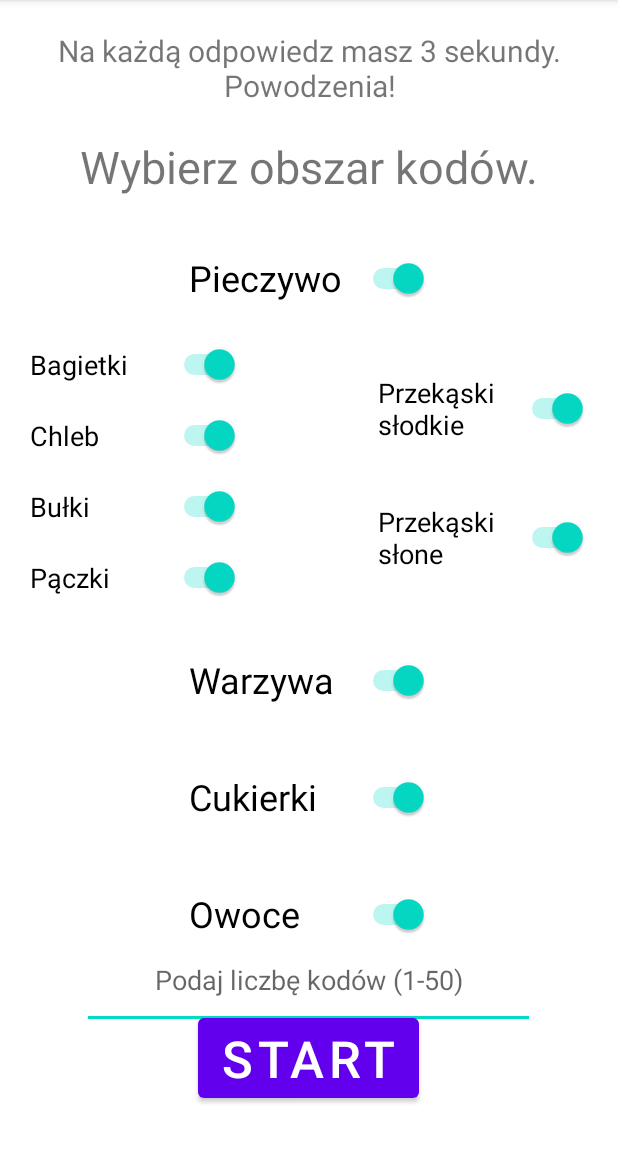
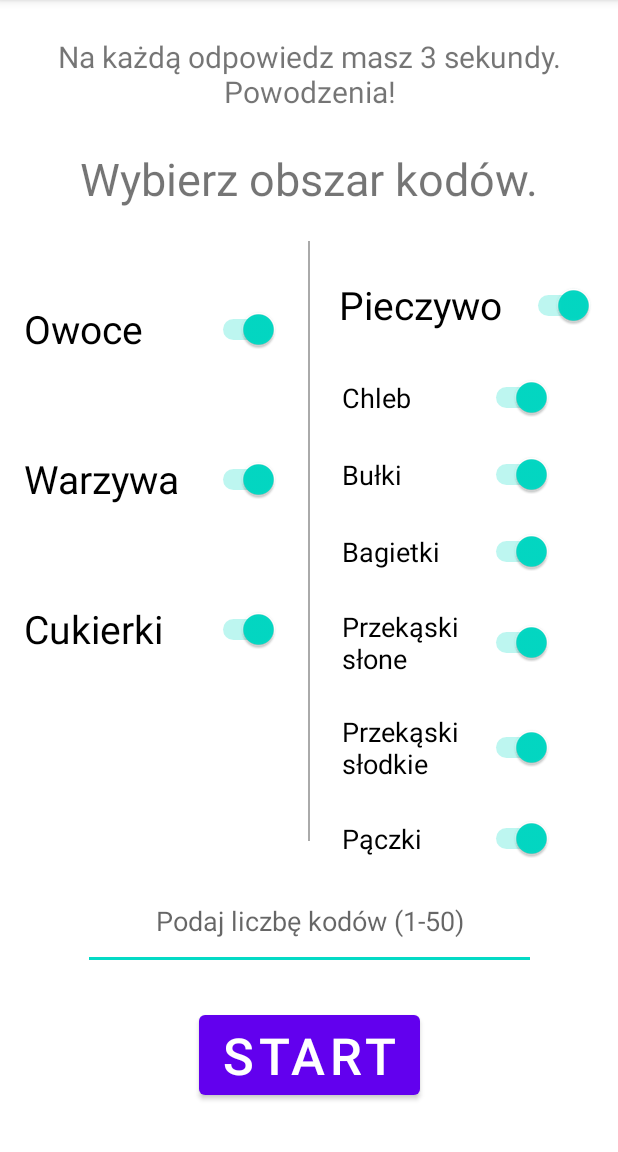
Before and after one commit to LukaszKruszynski/plubreakers, an Android app: the TestConfigActivity screen opened directly, with no data from a screen before it, on a phone screen of 412 x 824 dp, the part 84-1236 px from its top. Run offline under Robolectric (Android 15) with nearby library versions, the phone set to English and light mode, and no system bars.

Commit message:
set timmer to 3 seconds, some changes

```diff
--- a/app/src/main/res/layout/activity_test_config.xml
+++ b/app/src/main/res/layout/activity_test_config.xml
@@ -10,26 +10,26 @@
         android:id="@+id/count_codes_test_et"
         android:layout_width="302dp"
         android:layout_height="65dp"
+        android:layout_marginBottom="24dp"
         android:ems="10"
         android:gravity="center"
         android:hint="Podaj liczbę kodów (1-50)"
         android:inputType="number"
         app:layout_constraintBottom_toTopOf="@+id/start_test_bt"
         app:layout_constraintEnd_toEndOf="parent"
-        app:layout_constraintHorizontal_bias="0.495"
-        app:layout_constraintStart_toStartOf="parent"
-        app:layout_constraintTop_toBottomOf="@+id/fruits_sw" />
+        app:layout_constraintStart_toStartOf="parent" />
 
     <TextView
         android:id="@+id/good_luck_tv"
         android:layout_width="wrap_content"
         android:layout_height="wrap_content"
-        android:layout_marginTop="20dp"
+        android:layout_marginStart="16dp"
+        android:layout_marginTop="24dp"
+        android:layout_marginEnd="16dp"
         android:gravity="center"
         android:text="@string/good_luck_info_test_config"
         android:textSize="20sp"
         app:layout_constraintEnd_toEndOf="parent"
-        app:layout_constraintHorizontal_bias="0.0"
         app:layout_constraintStart_toStartOf="parent"
         app:layout_constraintTop_toTopOf="parent" />
 
@@ -37,12 +37,13 @@
         android:id="@+id/choose_area_test_config_tv"
         android:layout_width="match_parent"
         android:layout_height="wrap_content"
-        android:layout_margin="20dp"
+        android:layout_marginStart="16dp"
+        android:layout_marginTop="24dp"
+        android:layout_marginEnd="16dp"
         android:gravity="center"
         android:text="@string/choose_area_info_test_config"
         android:textSize="30sp"
         app:layout_constraintEnd_toEndOf="parent"
-        app:layout_constraintHorizontal_bias="0.471"
         app:layout_constraintStart_toStartOf="parent"
         app:layout_constraintTop_toBottomOf="@+id/good_luck_tv" />
 
@@ -50,143 +51,154 @@
         android:id="@+id/start_test_bt"
         android:layout_width="wrap_content"
         android:layout_height="wrap_content"
-        android:layout_marginBottom="30dp"
+        android:layout_marginBottom="32dp"
         android:text="START"
         android:textSize="34sp"
         app:layout_constraintBottom_toBottomOf="parent"
         app:layout_constraintEnd_toEndOf="parent"
-        app:layout_constraintHorizontal_bias="0.498"
         app:layout_constraintStart_toStartOf="parent" />
 
     <Switch
         android:id="@+id/baked_sw"
-        android:layout_width="160dp"
+        android:layout_width="170dp"
         android:layout_height="wrap_content"
-        android:layout_margin="30dp"
-        android:layout_marginTop="20dp"
+        android:layout_marginTop="40dp"
+        android:layout_marginEnd="16dp"
         android:gravity="center|start"
         android:minHeight="48dp"
         android:switchTextAppearance="@style/TextAppearance.AppCompat.Large"
         android:text="@string/baked"
-        android:textSize="24sp"
+        android:textSize="26sp"
+        app:layout_constraintEnd_toEndOf="parent"
+        app:layout_constraintTop_toBottomOf="@+id/choose_area_test_config_tv"
+        tools:gravity="bottom" />
+
+    <View
+        android:id="@+id/view"
+        android:layout_width="1dp"
+        android:layout_height="400dp"
+        android:background="@android:color/darker_gray"
+        app:layout_constraintBottom_toTopOf="@+id/count_codes_test_et"
         app:layout_constraintEnd_toEndOf="parent"
         app:layout_constraintStart_toStartOf="parent"
         app:layout_constraintTop_toBottomOf="@+id/choose_area_test_config_tv" />
 
     <Switch
         android:id="@+id/fruits_sw"
-        android:layout_width="160dp"
-        android:layout_height="wrap_content"
-        android:layout_margin="30dp"
-        android:layout_marginTop="30dp"
+        android:layout_width="170dp"
+        android:layout_height="80dp"
+        android:layout_marginStart="16dp"
+        android:layout_marginTop="40dp"
         android:gravity="center|start"
         android:minHeight="48dp"
         android:switchTextAppearance="@style/TextAppearance.AppCompat.Large"
         android:text="@string/fruits"
-        android:textSize="24sp"
-        app:layout_constraintEnd_toEndOf="parent"
+        android:textSize="26sp"
         app:layout_constraintStart_toStartOf="parent"
-        app:layout_constraintTop_toBottomOf="@+id/candies_sw" />
+        app:layout_constraintTop_toBottomOf="@+id/choose_area_test_config_tv"
+        tools:gravity="center" />
 
     <Switch
         android:id="@+id/vegetables_sw"
-        android:layout_width="160dp"
-        android:layout_height="wrap_content"
-        android:layout_marginTop="220dp"
+        android:layout_width="170dp"
+        android:layout_height="80dp"
+        android:layout_marginStart="16dp"
+        android:layout_marginTop="20dp"
         android:gravity="center|start"
         android:minHeight="48dp"
         android:switchTextAppearance="@style/TextAppearance.AppCompat.Large"
         android:text="@string/vegetables"
-        android:textSize="24sp"
-        app:layout_constraintEnd_toEndOf="parent"
+        android:textSize="26sp"
         app:layout_constraintStart_toStartOf="parent"
-        app:layout_constraintTop_toBottomOf="@+id/baked_sw" />
+        app:layout_constraintTop_toBottomOf="@+id/fruits_sw"
+        tools:gravity="center" />
 
     <Switch
         android:id="@+id/candies_sw"
-        android:layout_width="160dp"
-        android:layout_height="wrap_content"
-        android:layout_marginTop="30dp"
+        android:layout_width="170dp"
+        android:layout_height="80dp"
+        android:layout_marginStart="16dp"
+        android:layout_marginTop="20dp"
         android:gravity="center|start"
         android:minHeight="48dp"
         android:switchTextAppearance="@style/TextAppearance.AppCompat.Large"
         android:text="@string/candies"
-        android:textSize="24sp"
-        app:layout_constraintEnd_toEndOf="parent"
+        android:textSize="26sp"
         app:layout_constraintStart_toStartOf="parent"
-        app:layout_constraintTop_toBottomOf="@+id/vegetables_sw" />
+        app:layout_constraintTop_toBottomOf="@+id/vegetables_sw"
+        tools:gravity="center" />
 
     <Switch
         android:id="@+id/rolls_sw"
         android:layout_width="140dp"
         android:layout_height="wrap_content"
-        android:layout_marginStart="20dp"
-        android:layout_marginTop="20dp"
+        android:layout_marginTop="24dp"
+        android:layout_marginEnd="44dp"
         android:gravity="center|start"
         android:text="@string/rolls"
         android:textSize="18sp"
-        app:layout_constraintStart_toStartOf="parent"
+        app:layout_constraintEnd_toEndOf="parent"
         app:layout_constraintTop_toBottomOf="@+id/breads_sw" />
 
     <Switch
         android:id="@+id/donats_sw"
         android:layout_width="140dp"
         android:layout_height="wrap_content"
-        android:layout_marginStart="20dp"
-        android:layout_marginTop="20dp"
+        android:layout_marginTop="24dp"
+        android:layout_marginEnd="44dp"
         android:gravity="center|start"
         android:text="@string/donats"
         android:textSize="18sp"
-        app:layout_constraintStart_toStartOf="parent"
-        app:layout_constraintTop_toBottomOf="@+id/rolls_sw" />
+        app:layout_constraintEnd_toEndOf="parent"
+        app:layout_constraintTop_toBottomOf="@+id/snacks_sweet_sw" />
 
     <Switch
         android:id="@+id/breads_sw"
         android:layout_width="140dp"
         android:layout_height="wrap_content"
-        android:layout_marginStart="20dp"
-        android:layout_marginTop="20dp"
+        android:layout_marginTop="24dp"
+        android:layout_marginEnd="44dp"
         android:gravity="center|start"
         android:text="@string/bread"
         android:textSize="18sp"
-        app:layout_constraintStart_toStartOf="parent"
-        app:layout_constraintTop_toBottomOf="@+id/baguette_sw" />
+        app:layout_constraintEnd_toEndOf="parent"
+        app:layout_constraintTop_toBottomOf="@+id/baked_sw" />
 
     <Switch
         android:id="@+id/baguette_sw"
         android:layout_width="140dp"
         android:layout_height="wrap_content"
-        android:layout_marginStart="20dp"
-        android:layout_marginTop="20dp"
+        android:layout_marginTop="24dp"
+        android:layout_marginEnd="44dp"
         android:gravity="center|start"
         android:text="@string/baguette"
         android:textSize="18sp"
-        app:layout_constraintStart_toStartOf="parent"
-        app:layout_constraintTop_toBottomOf="@+id/baked_sw" />
+        app:layout_constraintEnd_toEndOf="parent"
+        app:layout_constraintTop_toBottomOf="@+id/rolls_sw" />
 
     <Switch
         android:id="@+id/snacks_sweet_sw"
         android:layout_width="140dp"
         android:layout_height="wrap_content"
-        android:layout_marginTop="40dp"
-        android:layout_marginEnd="20dp"
+        android:layout_marginTop="24dp"
+        android:layout_marginEnd="44dp"
         android:gravity="center|start"
         android:text="@string/snacks_sweet"
         android:textSize="18sp"
         app:layout_constraintEnd_toEndOf="parent"
-        app:layout_constraintTop_toBottomOf="@+id/baked_sw" />
+        app:layout_constraintTop_toBottomOf="@+id/snacks_salty_sw" />
 
     <Switch
         android:id="@+id/snacks_salty_sw"
         android:layout_width="140dp"
         android:layout_height="wrap_content"
-        android:layout_marginTop="40dp"
-        android:layout_marginEnd="20dp"
+        android:layout_marginTop="24dp"
+        android:layout_marginEnd="44dp"
         android:gravity="center|start"
         android:text="@string/snacks_salty"
         android:textSize="18sp"
         app:layout_constraintEnd_toEndOf="parent"
-        app:layout_constraintTop_toBottomOf="@+id/snacks_sweet_sw" />
+        app:layout_constraintTop_toBottomOf="@+id/baguette_sw" />
 
 
 </androidx.constraintlayout.widget.ConstraintLayout>
```
Also changed, not shown: app/src/main/java/com/kruszynski/plubreakers/codetest/activity/TestActivity.java (+42 -6 lines), app/src/main/res/layout/activity_test.xml (+14 -0 lines).
